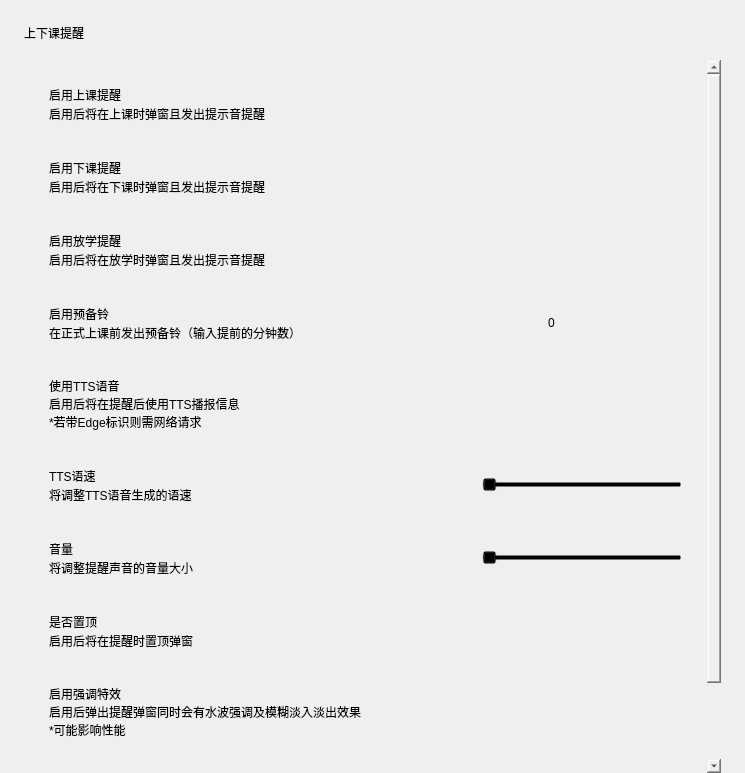
Above: view/menu/sound.ui from baiyao105/Class-Widgets before the change. Below: the same form after it.
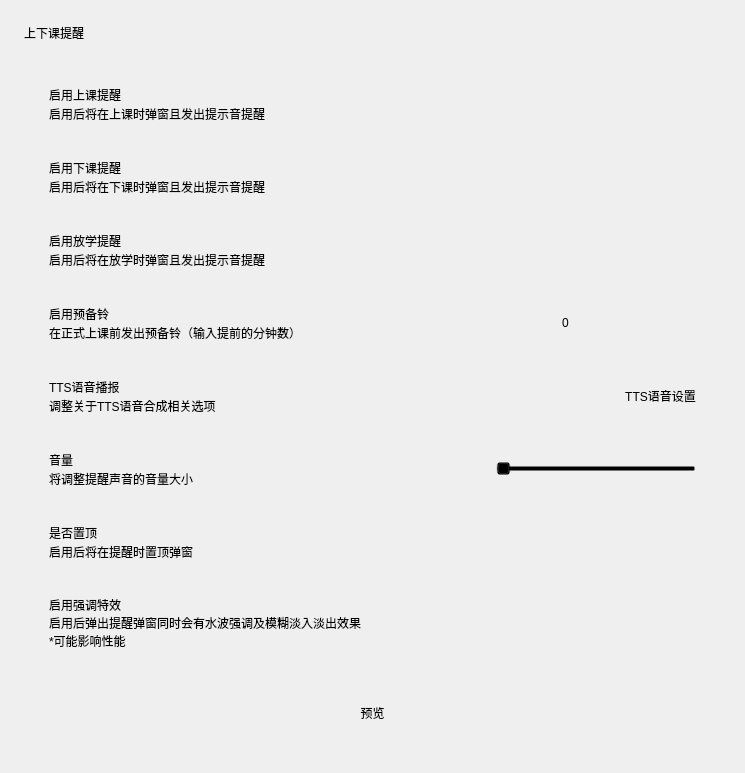
That is the form after the change. Custom widgets are drawn as their Qt base class.

```diff
--- a/view/menu/sound.ui
+++ b/view/menu/sound.ui
@@ -56,7 +56,7 @@
         <x>0</x>
         <y>0</y>
         <width>697</width>
-        <height>823</height>
+        <height>734</height>
        </rect>
       </property>
       <layout class="QVBoxLayout" name="verticalLayout_9">
@@ -425,15 +425,14 @@
                  </sizepolicy>
                 </property>
                 <property name="text">
-                 <string>使用TTS语音</string>
+                 <string>TTS语音播报</string>
                 </property>
                </widget>
               </item>
               <item>
                <widget class="CaptionLabel" name="CaptionLabel_13">
                 <property name="text">
-                 <string>启用后将在提醒后使用TTS播报信息
-*若带Edge标识则需网络请求</string>
+                 <string>调整关于TTS语音合成相关选项</string>
                 </property>
                 <property name="lightColor" stdset="0">
                  <color alpha="150">
@@ -454,93 +453,9 @@
              </layout>
             </item>
             <item>
-             <widget class="ComboBox" name="voice_selector"/>
-            </item>
-            <item>
-             <widget class="SwitchButton" name="switch_enable_TTS">
-              <property name="onText">
-               <string>启用</string>
-              </property>
-              <property name="offText">
-               <string>禁用</string>
-              </property>
-             </widget>
-            </item>
-           </layout>
-          </widget>
-         </item>
-         <item>
-          <widget class="CardWidget" name="CardWidget_11">
-           <property name="minimumSize">
-            <size>
-             <width>0</width>
-             <height>70</height>
-            </size>
-           </property>
-           <layout class="QHBoxLayout" name="horizontalLayout_10">
-            <property name="leftMargin">
-             <number>16</number>
-            </property>
-            <property name="topMargin">
-             <number>16</number>
-            </property>
-            <property name="rightMargin">
-             <number>16</number>
-            </property>
-            <property name="bottomMargin">
-             <number>16</number>
-            </property>
-            <item>
-             <layout class="QVBoxLayout" name="verticalLayout_16">
-              <property name="spacing">
-               <number>0</number>
-              </property>
-              <item>
-               <widget class="StrongBodyLabel" name="StrongBodyLabel_10">
-                <property name="text">
-                 <string>TTS语速</string>
-                </property>
-               </widget>
-              </item>
-              <item>
-               <widget class="CaptionLabel" name="CaptionLabel_11">
-                <property name="text">
-                 <string>将调整TTS语音生成的语速</string>
-                </property>
-                <property name="lightColor" stdset="0">
-                 <color alpha="150">
-                  <red>0</red>
-                  <green>0</green>
-                  <blue>0</blue>
-                 </color>
-                </property>
-                <property name="darkColor" stdset="0">
-                 <color alpha="200">
-                  <red>255</red>
-                  <green>255</green>
-                  <blue>255</blue>
-                 </color>
-                </property>
-               </widget>
-              </item>
-             </layout>
-            </item>
-            <item>
-             <widget class="Slider" name="slider_speed_tts">
-              <property name="sizePolicy">
-               <sizepolicy hsizetype="Maximum" vsizetype="Fixed">
-                <horstretch>0</horstretch>
-                <verstretch>0</verstretch>
-               </sizepolicy>
-              </property>
-              <property name="minimumSize">
-               <size>
-                <width>200</width>
-                <height>0</height>
-               </size>
-              </property>
-              <property name="orientation">
-               <enum>Qt::Horizontal</enum>
+             <widget class="PushButton" name="TTS_PushButton">
+              <property name="text">
+               <string>TTS语音设置</string>
               </property>
              </widget>
             </item>
@@ -863,11 +778,6 @@
   </layout>
  </widget>
  <customwidgets>
-  <customwidget>
-   <class>ComboBox</class>
-   <extends>QPushButton</extends>
-   <header>qfluentwidgets</header>
-  </customwidget>
   <customwidget>
    <class>PushButton</class>
    <extends>QPushButton</extends>
```
